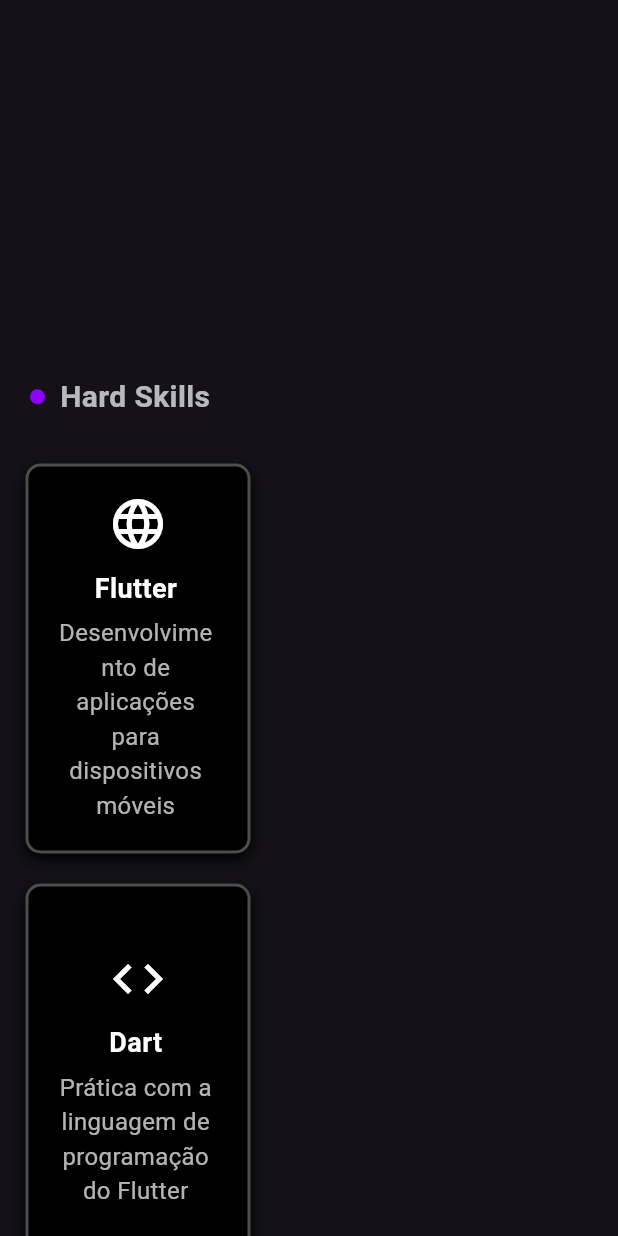
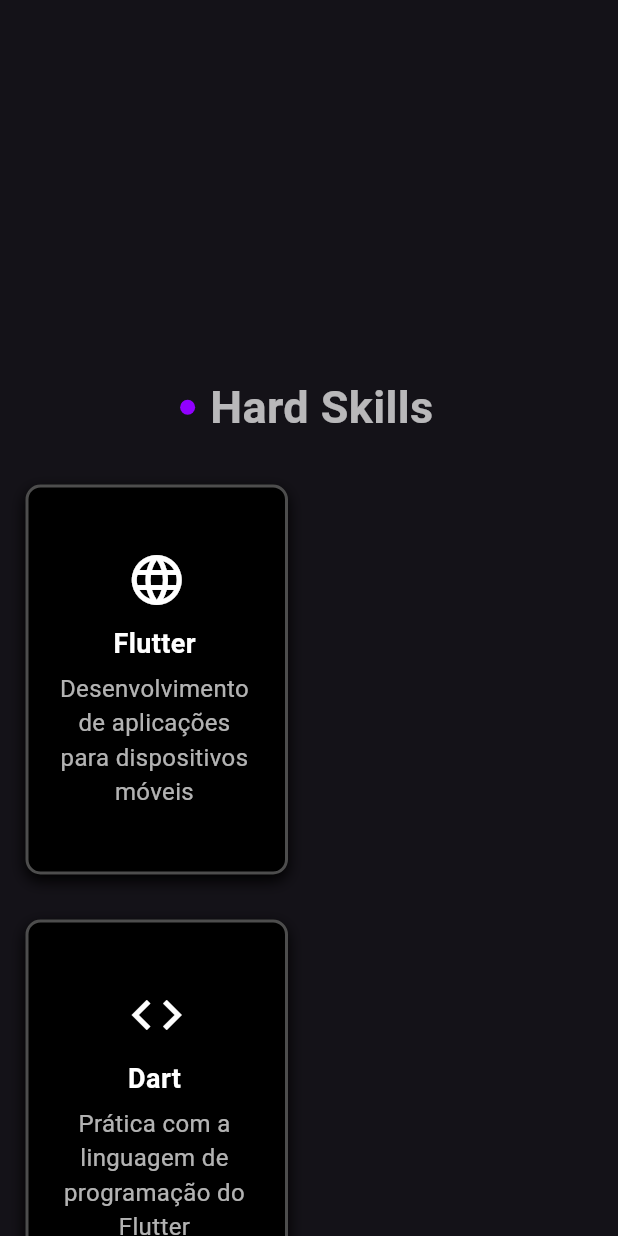
Before and after one commit to leonardovivo/portfolio, a Flutter app: the SectionSkills widget shown alone on an empty page, opened directly, on a phone screen of 412 x 824 dp. Run offline on Flutter 3.47's test engine with Material 3 defaults, Android fonts, the phone set to English and light mode, and no system bars; our stand-ins replace flutter_animate, flutter_svg, scrollable_positioned_list, video_player.

Commit message:
Alteração no responsivo mobile

```diff
--- a/lib/sections/section_education.dart
+++ b/lib/sections/section_education.dart
@@ -15,12 +15,12 @@ class SectionEducation extends StatelessWidget {
           final bool isTablet = screenWidth >= 600 && screenWidth <= 1024;
           final bool isMediumScreen = screenWidth > 1024 && screenWidth <= 1300;
 
-          final double paddingHorizontal = isMobile ? 10 : 70;
+          final double paddingHorizontal = isMobile ? 60 : 70;
           final double fontSizeTitle = isMobile ? 60 : 100;
           final double cardWidth =
               isMobile || isTablet || isMediumScreen ? double.infinity : 535;
           final double cardHeight =
-              isMobile || isTablet || isMediumScreen ? 250 : 200;
+              isMobile || isTablet || isMediumScreen ? 230 : 200;
 
           return Column(
             crossAxisAlignment: CrossAxisAlignment.start,
@@ -33,7 +33,7 @@ class SectionEducation extends StatelessWidget {
                   children: [
                     Expanded(
                       child: SelectableText.rich(
-                         TextSpan(
+                        TextSpan(
                           children: [
                             TextSpan(
                               text: 'FORMAÇÃO',
--- a/lib/sections/section_skills.dart
+++ b/lib/sections/section_skills.dart
@@ -17,8 +17,11 @@ class SectionSkills extends StatelessWidget {
             children: [
               const SizedBox(height: 250),
               Padding(
-                padding: EdgeInsets.only(left: isMobile ? 20 : 75),
+                padding: EdgeInsets.only(left: isMobile ? 0 : 75),
                 child: Row(
+                  mainAxisAlignment: isMobile
+                      ? MainAxisAlignment.center
+                      : MainAxisAlignment.start,
                   crossAxisAlignment: CrossAxisAlignment.center,
                   children: [
                     const BulletPoint(),
@@ -26,7 +29,7 @@ class SectionSkills extends StatelessWidget {
                     SelectableText(
                       'Hard Skills',
                       style: TextStyle(
-                        fontSize: isMobile ? 20 : 25,
+                        fontSize: isMobile ? 30 : 25,
                         fontWeight: FontWeight.bold,
                         color: Colors.white.withOpacity(0.7),
                       ),
@@ -38,8 +41,8 @@ class SectionSkills extends StatelessWidget {
               Padding(
                 padding: EdgeInsets.only(left: isMobile ? 17 : 75),
                 child: Wrap(
-                  spacing: isMobile ? 170 : 50,
-                  runSpacing: 20,
+                  spacing: isMobile ? 115 : 50,
+                  runSpacing: 30,
                   children: [
                     ZoomEducationItem(
                       icon: Icons.language,
@@ -47,7 +50,7 @@ class SectionSkills extends StatelessWidget {
                       description:
                           'Desenvolvimento de aplicações para dispositivos móveis',
                       height: isMobile ? 260 : 200,
-                      width: isMobile ? 150 : 250,
+                      width: isMobile ? 175 : 250,
                     ),
                     ZoomEducationItem(
                       icon: Icons.code,
@@ -55,7 +58,7 @@ class SectionSkills extends StatelessWidget {
                       description:
                           'Prática com a linguagem de programação do Flutter',
                       height: isMobile ? 260 : 200,
-                      width: isMobile ? 150 : 250,
+                      width: isMobile ? 175 : 250,
                     ),
                     ZoomEducationItem(
                       icon: Icons.build,
@@ -63,7 +66,7 @@ class SectionSkills extends StatelessWidget {
                       description:
                           'Gerenciamento de estado utilizando BLoC no Flutter',
                       height: isMobile ? 260 : 200,
-                      width: isMobile ? 150 : 250,
+                      width: isMobile ? 175 : 250,
                     ),
                     ZoomEducationItem(
                       icon: Icons.build,
@@ -71,22 +74,35 @@ class SectionSkills extends StatelessWidget {
                       description:
                           'Gerenciamento de estado utilizando Provider no Flutter',
                       height: isMobile ? 260 : 200,
-                      width: isMobile ? 150 : 250,
+                      width: isMobile ? 175 : 250,
                     ),
-                    ZoomEducationItem(
-                      icon: Icons.api,
-                      skillName: 'API Rest',
-                      description: 'Integração e consumo de APIs Rest',
-                      height: isMobile ? 260 : 200,
-                      width: isMobile ? 150 : 250,
-                    ),
+                    isMobile
+                        ? const Center(
+                            child: ZoomEducationItem(
+                              icon: Icons.api,
+                              skillName: 'API Rest',
+                              description: 'Integração e consumo de APIs Rest',
+                              height: 200,
+                              width: 350,
+                            ),
+                          )
+                        : const ZoomEducationItem(
+                            icon: Icons.api,
+                            skillName: 'API Rest',
+                            description: 'Integração e consumo de APIs Rest',
+                            height: 200,
+                            width: 250,
+                          ),
                   ],
                 ),
               ),
-              const SizedBox(height: 100),
+              const SizedBox(height: 150),
               Padding(
-                padding: EdgeInsets.only(left: isMobile ? 20 : 75),
+                padding: EdgeInsets.only(left: isMobile ? 0 : 75),
                 child: Row(
+                  mainAxisAlignment: isMobile
+                      ? MainAxisAlignment.center
+                      : MainAxisAlignment.start,
                   crossAxisAlignment: CrossAxisAlignment.center,
                   children: [
                     const BulletPoint(),
@@ -94,7 +110,7 @@ class SectionSkills extends StatelessWidget {
                     SelectableText(
                       'Soft Skills',
                       style: TextStyle(
-                        fontSize: isMobile ? 20 : 25,
+                        fontSize: isMobile ? 30 : 25,
                         fontWeight: FontWeight.bold,
                         color: Colors.white.withOpacity(0.7),
                       ),
@@ -106,8 +122,8 @@ class SectionSkills extends StatelessWidget {
               Padding(
                 padding: EdgeInsets.only(left: isMobile ? 17 : 75),
                 child: Wrap(
-                  spacing: isMobile ? 147 : 50,
-                  runSpacing: 20,
+                  spacing: isMobile ? 115 : 50,
+                  runSpacing: 30,
                   children: [
                     ZoomEducationItem(
                       icon: Icons.school,
@@ -115,7 +131,7 @@ class SectionSkills extends StatelessWidget {
                           '      Rápida',
                       description: 'Rapidez e facilidade no aprendizado',
                       height: isMobile ? 260 : 200,
-                      width: isMobile ? 160 : 250,
+                      width: isMobile ? 175 : 250,
                     ),
                     ZoomEducationItem(
                       icon: Icons.message,
@@ -123,7 +139,7 @@ class SectionSkills extends StatelessWidget {
                       description:
                           'Habilidade em transmitir ideias e feedbacks',
                       height: isMobile ? 260 : 200,
-                      width: isMobile ? 160 : 250,
+                      width: isMobile ? 175 : 250,
                     ),
                     ZoomEducationItem(
                       icon: Icons.group,
@@ -132,7 +148,7 @@ class SectionSkills extends StatelessWidget {
                       description:
                           'Colaboração eficaz com outros membros da equipe',
                       height: isMobile ? 260 : 200,
-                      width: isMobile ? 160 : 250,
+                      width: isMobile ? 175 : 250,
                     ),
                     ZoomEducationItem(
                       icon: Icons.accessibility,
@@ -140,16 +156,27 @@ class SectionSkills extends StatelessWidget {
                       description:
                           'Capacidade de se adaptar a novas situações e desafios',
                       height: isMobile ? 260 : 200,
-                      width: isMobile ? 160 : 250,
+                      width: isMobile ? 175 : 250,
                     ),
-                    ZoomEducationItem(
+                    isMobile
+                        ? const Center(
+                            child: ZoomEducationItem(
+                              icon: Icons.lightbulb,
+                              skillName: 'Criatividade',
+                              description: 'Capacidade de encontrar soluções inovadoras',
+                              height: 200,
+                              width: 350,
+                            ),
+                        )
+                    : const ZoomEducationItem(
                       icon: Icons.lightbulb,
                       skillName: 'Criatividade',
                       description:
                           'Capacidade de encontrar soluções inovadoras',
-                      height: isMobile ? 260 : 200,
-                      width: isMobile ? 160 : 250,
+                      height: 200,
+                      width: 250,
                     ),
+
                   ],
                 ),
               ),
```
Also changed, not shown: pubspec.lock.
